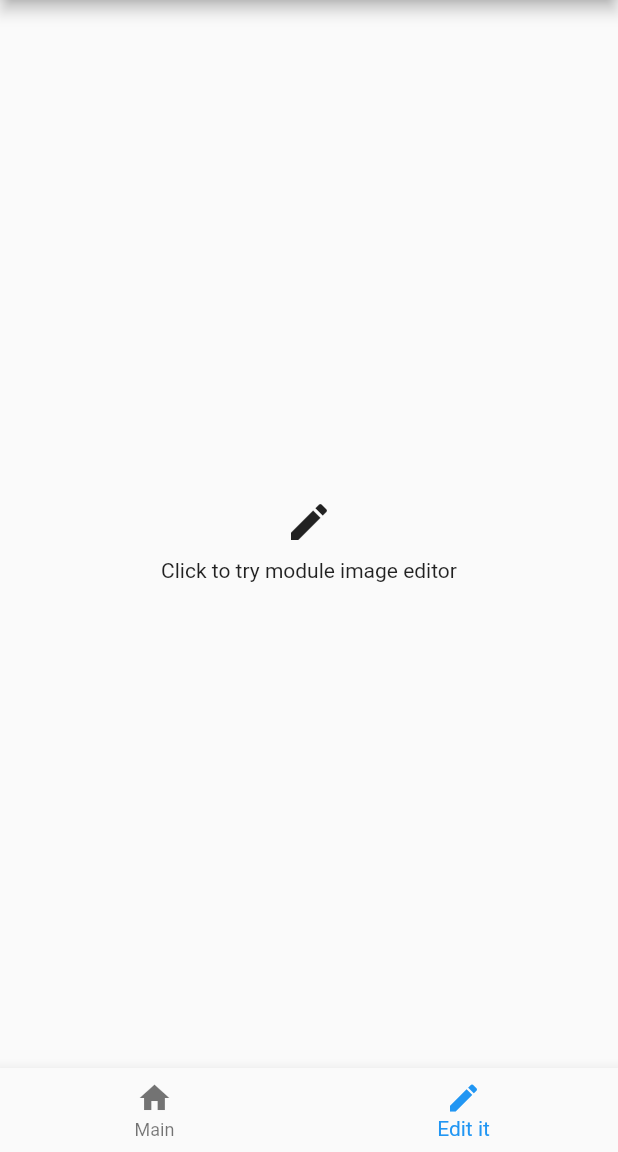
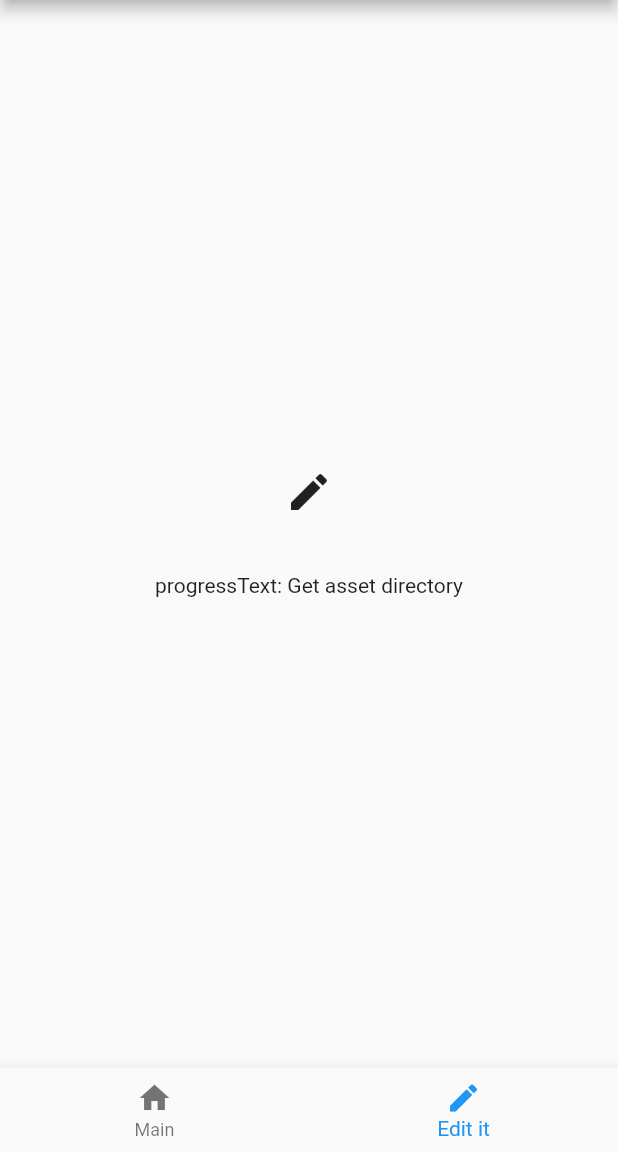
Before and after one commit to hasankarli/aurora_delivery, a Flutter app: the screen it shows after launch, item 2 of the bottom bar chosen, after a tap on the "edit" icon, on a phone screen of 412 x 824 dp, the part 84-1236 px from its top. Run offline on Flutter 3.47's test engine with Material 2 defaults, Android fonts, the phone set to English and light mode, and no system bars; missing offline and left inert: flutter_play_asset.

Commit message:
bug fixed progress download

```diff
--- a/lib/main.dart
+++ b/lib/main.dart
@@ -53,7 +53,14 @@ class SecondTab extends StatefulWidget {
 
 class _SecondTabState extends State<SecondTab> implements ViewPlayAsset {
   bool showLoading = false;
-  String statusText = "Mohon tunggu";
+  String progressText = "";
+  String totalSizeText = "";
+  String errorMessageText = "";
+  String checkAssetFolderPath = "";
+  String assetFail = "";
+  String assetNull = "";
+  String assetCompleted = "";
+  String assetStart = "";
   FlutterPlayAsset playAssetHelper = FlutterPlayAsset();
 
   @override
@@ -64,21 +71,17 @@ class _SecondTabState extends State<SecondTab> implements ViewPlayAsset {
               height: MediaQuery.of(context).size.height,
               width: MediaQuery.of(context).size.width,
               child: Center(
-                child: Column(
+                child: CircularProgressIndicator(),
+              ))
+          : Column(
+              crossAxisAlignment: CrossAxisAlignment.center,
               mainAxisAlignment: MainAxisAlignment.center,
               children: <Widget>[
-                    CircularProgressIndicator(),
-                    Padding(
-                      padding: const EdgeInsets.only(top: 48.0),
-                      child: Text(statusText),
-                    )
-                  ],
-                ),
-              ),
-            )
-          : Container(
-              child: InkWell(
-                onTap: (() async {
+                Center(
+                  child: IconButton(
+                    icon: Icon(Icons.edit),
+                    iconSize: 32,
+                    onPressed: () async {
                       setState(() {
                         showLoading = true;
                       });
@@ -86,26 +89,45 @@ class _SecondTabState extends State<SecondTab> implements ViewPlayAsset {
 
                       print('process to loading page');
                       await checkIfImageEditorAssetPackExist();
-                }),
-                child: Column(
-                  crossAxisAlignment: CrossAxisAlignment.center,
-                  mainAxisAlignment: MainAxisAlignment.center,
-                  children: <Widget>[
-                    IconButton(
-                      icon: Icon(Icons.edit),
-                      iconSize: 32,
-                      onPressed: () {},
-                    ),
-                    Container(
-                      alignment: Alignment.center,
-                      child: Text(
-                        'Click to try module image editor',
-                        textAlign: TextAlign.center,
+
+                      setState(() {
+                        showLoading = false;
+                      });
+                    },
                   ),
                 ),
+                SizedBox(
+                  height: 20,
+                ),
+                progressText.isNotEmpty
+                    ? _StatusText(value: progressText, title: 'progressText')
+                    : SizedBox(),
+                totalSizeText.isNotEmpty
+                    ? _StatusText(value: totalSizeText, title: 'totalSizeText')
+                    : SizedBox(),
+                errorMessageText.isNotEmpty
+                    ? _StatusText(
+                        value: errorMessageText, title: 'errorMessageText')
+                    : SizedBox(),
+                checkAssetFolderPath.isNotEmpty
+                    ? _StatusText(
+                        value: checkAssetFolderPath,
+                        title: 'checkAssetFolderPath')
+                    : SizedBox(),
+                assetFail.isNotEmpty
+                    ? _StatusText(value: assetFail, title: 'assetFail')
+                    : SizedBox(),
+                assetNull.isNotEmpty
+                    ? _StatusText(value: assetNull, title: 'assetNull')
+                    : SizedBox(),
+                assetCompleted.isNotEmpty
+                    ? _StatusText(
+                        value: assetCompleted, title: 'assetCompleted')
+                    : SizedBox(),
+                assetStart.isNotEmpty
+                    ? _StatusText(value: assetStart, title: 'assetStart')
+                    : SizedBox(),
               ],
-                ),
-              ),
             ),
     );
   }
@@ -113,35 +135,89 @@ class _SecondTabState extends State<SecondTab> implements ViewPlayAsset {
   Future<void> checkIfImageEditorAssetPackExist() async {
     try {
       setState(() {
-        statusText = "Get asset directory";
+        progressText = "Get asset directory";
       });
       playAssetHelper.getAssetPath("editorassetpack");
     } catch (_) {
       print('checkIfImageEditorAssetPackExistError $_');
       setState(() {
-        statusText = "Error $_";
+        progressText = "Error $_";
       });
     }
   }
 
   @override
-  void onAssetPathFound(String path) {
+  void onProgressDownload(int percentage) {
     setState(() {
-      statusText = "downloaded in $path";
+      progressText = "Download asset $percentage";
     });
   }
 
   @override
-  void onProcessLoadingAssetPath(String message) {
+  void totalSize(int percentage) {
     setState(() {
-      statusText = message;
+      totalSizeText = "$percentage";
     });
   }
 
   @override
-  void onProgressDownload(int percentage) {
+  void errorMessage(String error) {
     setState(() {
-      statusText = "Download asset $percentage%";
+      errorMessageText = "$error";
+    });
+  }
+
+  @override
+  void onCheckAssetFolderPath(String path) {
+    setState(() {
+      checkAssetFolderPath = "$path";
+    });
+  }
+
+  @override
+  void onAssetFail(String message) {
+    setState(() {
+      assetFail = "$message";
+    });
+  }
+
+  @override
+  void onAssetStart(String message) {
+    setState(() {
+      assetStart = "$message";
+    });
+  }
+
+  @override
+  void onAssetCompleted(String message) {
+    setState(() {
+      assetCompleted = "$message";
+    });
+  }
+
+  @override
+  void onAssetNull(String message) {
+    setState(() {
+      assetNull = "$message";
     });
   }
 }
+
+class _StatusText extends StatelessWidget {
+  const _StatusText({
+    Key? key,
+    required this.value,
+    required this.title,
+  }) : super(key: key);
+
+  final String value;
+  final String title;
+
+  @override
+  Widget build(BuildContext context) {
+    return Padding(
+      padding: EdgeInsets.symmetric(vertical: 10),
+      child: Text("$title: $value"),
+    );
+  }
+}
```
Also changed, not shown: pubspec.lock. Lines whose indentation alone changed are shown as unchanged.
